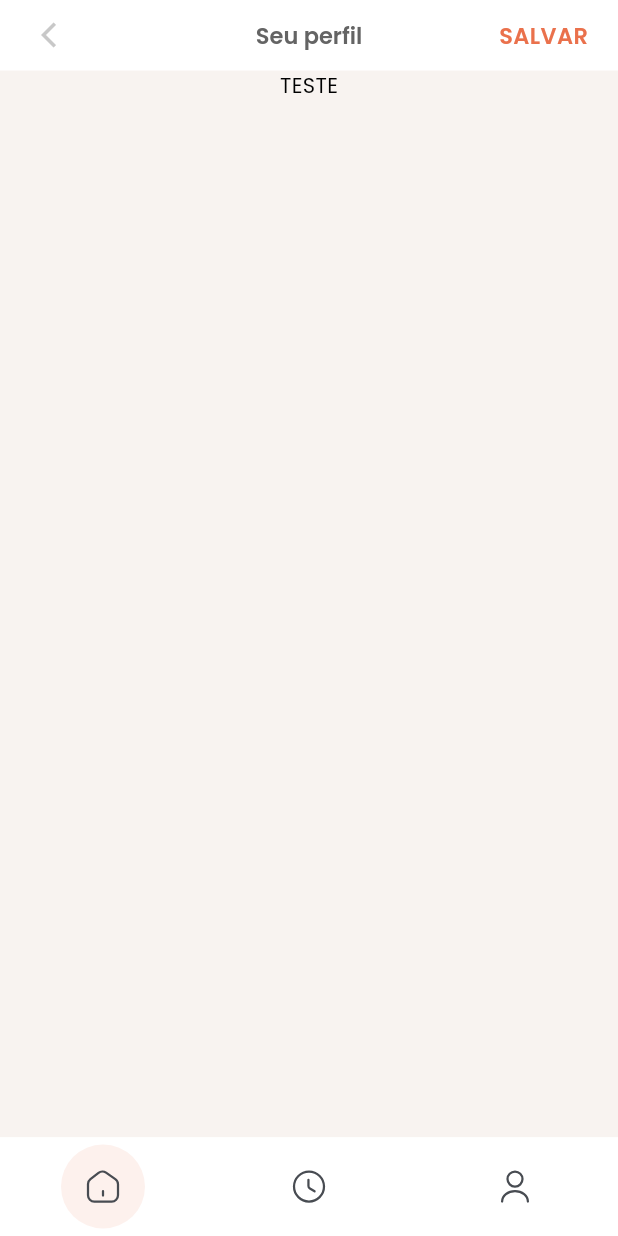
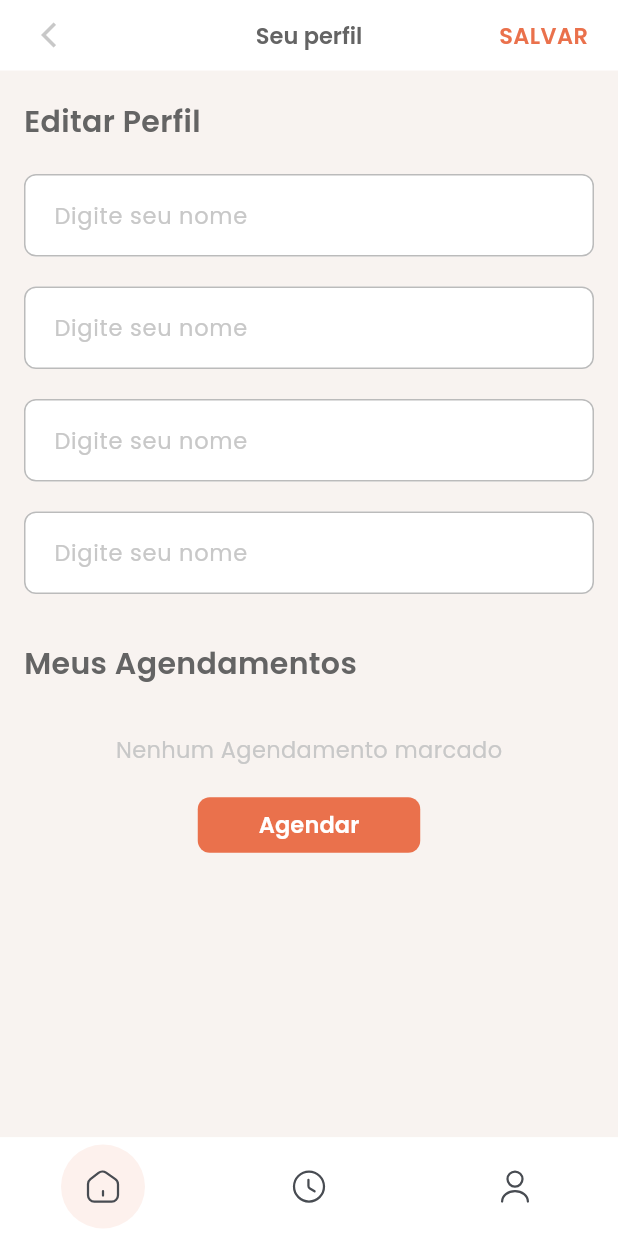
Before and after one commit to davimartinsfw/lddm-app, a Flutter app: the ProfilePage screen opened directly, on a phone screen of 412 x 824 dp. Run offline on Flutter 3.47's test engine with Material 3 defaults, Android fonts, the phone set to English and light mode, and no system bars; our stand-ins replace animate_do, flutter_svg, mask_text_input_formatter; project files that could hold a hidden picture were left out.

Commit message:
feat: ProfilePage

```diff
--- a/lddm_puc_barberapp/lib/Components/Common/CustomTextField.dart
+++ b/lddm_puc_barberapp/lib/Components/Common/CustomTextField.dart
@@ -69,8 +69,7 @@ class _CustomTextFieldState extends State<CustomTextField> {
             hintStyle: TextStyle(color: Util.HeaderArrow, fontSize: 15),
             errorText: error(),
             filled: true,
-            fillColor:
-                widget.field.readOnly ? Util.PrimaryColor : Colors.transparent,
+            fillColor: Util.PrimaryColor,
             enabledBorder: OutlineInputBorder(
                 borderRadius: BorderRadius.circular(8),
                 borderSide: BorderSide(color: Util.BorderColor)),
--- a/lddm_puc_barberapp/lib/View/ProfilePage.dart
+++ b/lddm_puc_barberapp/lib/View/ProfilePage.dart
@@ -1,7 +1,13 @@
 import 'package:flutter/cupertino.dart';
 import 'package:flutter/material.dart';
+import 'package:flutter/services.dart';
+import 'package:flutter/widgets.dart';
 import 'package:lddm_puc_barberapp/Common/NavBar.dart';
 import 'package:lddm_puc_barberapp/Common/PageHeader.dart';
+import 'package:lddm_puc_barberapp/Common/Util.dart';
+import 'package:lddm_puc_barberapp/Components/Common/CustomTextField.dart';
+import 'package:lddm_puc_barberapp/Components/Common/RoundedButton.dart';
+import 'package:lddm_puc_barberapp/Models/Profile/Field.dart';
 
 class ProfilePage extends StatefulWidget {
   const ProfilePage({super.key});
@@ -11,14 +17,72 @@ class ProfilePage extends StatefulWidget {
 }
 
 class _ProfilePageState extends State<ProfilePage> {
+  Field mockField = Field(
+    controller: TextEditingController(),
+    label: "Nome Completo",
+    hintText: "Digite seu nome",
+  );
+  TextEditingController mockController = TextEditingController();
+
+  Widget renderField(TextEditingController controller, Field field) {
+    return Padding(
+      padding: EdgeInsets.only(bottom: 20),
+      child: CustomTextField(
+        textEditingController: controller,
+        field: field,
+      ),
+    );
+  }
+
+  Widget renderFieldList() {
+    return Column(
+      children: [
+        renderField(mockController, mockField),
+        renderField(mockController, mockField),
+        renderField(mockController, mockField),
+        renderField(mockController, mockField)
+      ],
+    );
+  }
+
+  Widget renderSchedules() {
+    return Column(
+      children: [
+        Padding(padding: EdgeInsets.only(top: 32, bottom: 16), child:
+        Text("Nenhum Agendamento marcado", style: Util.fontStyle(15, Util.HeaderArrow), ),
+        ),
+        Container(
+            width: Util.getWidth(0.36),
+            child: RoundedButton(txt: "Agendar", callBack: () {})),
+      ],
+    );
+  }
+
   @override
   Widget build(BuildContext context) {
     return Scaffold(
       appBar: PageHeader(),
       body: SingleChildScrollView(
         child: SafeArea(
-          child: Center(
-            child: Text("TESTE"),
+          child: Padding(
+            padding: EdgeInsets.only(top: 20, left: 16, right: 16, bottom: 32),
+            child: Column(
+              crossAxisAlignment: CrossAxisAlignment.start,
+              children: [
+                Text("Editar Perfil", style: Util.fontStyleSB(20)),
+                Padding(padding: EdgeInsets.only(bottom: 20)),
+                renderFieldList(),
+                Padding(padding: EdgeInsets.only(bottom: 12)),
+                Text(
+                  "Meus Agendamentos",
+                  style: Util.fontStyleSB(20),
+                ),
+                Row(
+                  mainAxisAlignment: MainAxisAlignment.center,
+                  children: [renderSchedules()],
+                )
+              ],
+            ),
           ),
         ),
       ),
```
